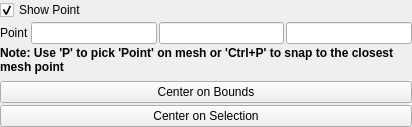
This is Qt/ApplicationComponents/Resources/UI/pqHandlePropertyWidget.ui in Kitware/ParaView as Qt 5 draws it before an edit. The edited form follows.
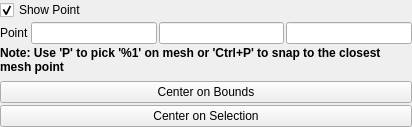
This is the edited form. Custom widgets are drawn as their Qt base class.

```diff
--- a/Qt/ApplicationComponents/Resources/UI/pqHandlePropertyWidget.ui
+++ b/Qt/ApplicationComponents/Resources/UI/pqHandlePropertyWidget.ui
@@ -61,7 +61,7 @@
       </font>
      </property>
      <property name="text">
-      <string>Note: Use 'P' to pick 'Point' on mesh or 'Ctrl+P' to snap to the closest mesh point</string>
+      <string>Note: Use 'P' to pick '%1' on mesh or 'Ctrl+P' to snap to the closest mesh point</string>
      </property>
      <property name="alignment">
       <set>Qt::AlignLeading|Qt::AlignLeft|Qt::AlignTop</set>
```
